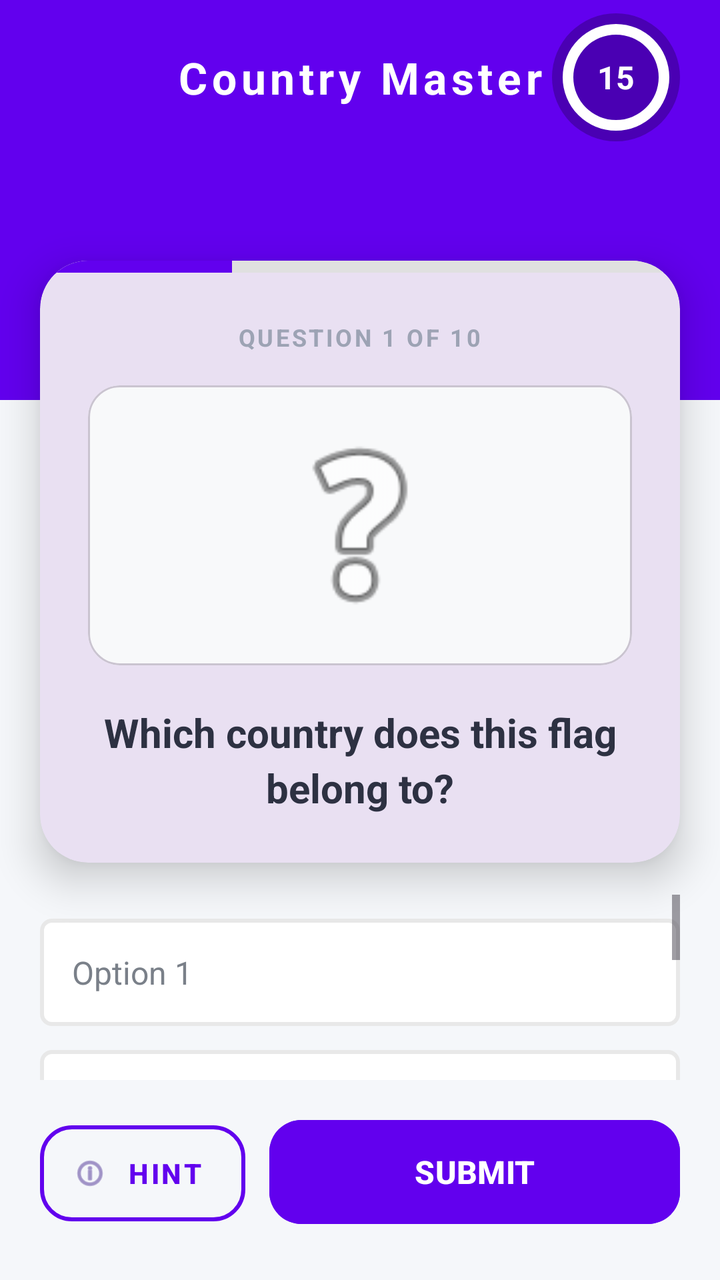
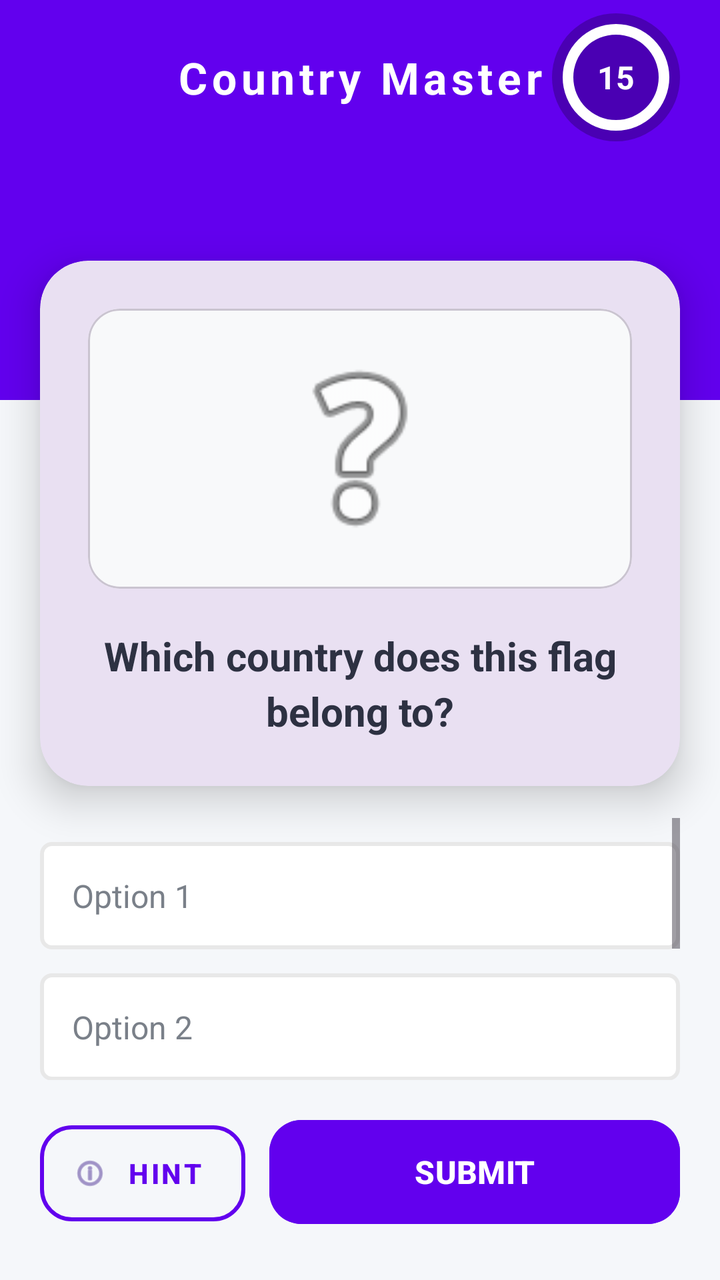

Two renders of the same Android screen: before a commit and after it. Below are the layout's source before the change and the commit's diff.
<!-- AndroidManifest.xml: application theme Theme.Quizzy -->
<!-- res/layout/activity_main.xml -->
<?xml version="1.0" encoding="utf-8"?>
<androidx.constraintlayout.widget.ConstraintLayout xmlns:android="http://schemas.android.com/apk/res/android"
    xmlns:app="http://schemas.android.com/apk/res-auto"
    xmlns:tools="http://schemas.android.com/tools"
    android:layout_width="match_parent"
    android:layout_height="match_parent"
    android:background="#F5F7FA"
    tools:context=".MainActivity">

    
    <View
        android:id="@+id/header_bg"
        android:layout_width="match_parent"
        android:layout_height="200dp"
        android:background="@color/purple_500"
        app:layout_constraintTop_toTopOf="parent" />

    <TextView
        android:id="@+id/tv_title"
        android:layout_width="wrap_content"
        android:layout_height="wrap_content"
        android:layout_marginTop="24dp"
        android:text="Country Master"
        android:textColor="@android:color/white"
        android:textSize="22sp"
        android:textStyle="bold"
        android:letterSpacing="0.1"
        app:layout_constraintEnd_toEndOf="parent"
        app:layout_constraintStart_toStartOf="parent"
        app:layout_constraintTop_toTopOf="parent" />

    
    <FrameLayout
        android:id="@+id/timer_container"
        android:layout_width="64dp"
        android:layout_height="64dp"
        android:layout_marginEnd="20dp"
        app:layout_constraintBottom_toBottomOf="@+id/tv_title"
        app:layout_constraintEnd_toEndOf="parent"
        app:layout_constraintTop_toTopOf="@+id/tv_title">

        <ProgressBar
            android:id="@+id/timer_progress"
            style="?android:attr/progressBarStyleHorizontal"
            android:layout_width="match_parent"
            android:layout_height="match_parent"
            android:background="@drawable/circle_shape"
            android:indeterminate="false"
            android:max="100"
            android:progress="100"
            android:progressDrawable="@drawable/circular_progress_bar" />

        <TextView
            android:id="@+id/tv_timer"
            android:layout_width="wrap_content"
            android:layout_height="wrap_content"
            android:layout_gravity="center"
            android:text="15"
            android:textColor="@android:color/white"
            android:textSize="16sp"
            android:textStyle="bold" />
    </FrameLayout>

    
    <com.google.android.material.card.MaterialCardView
        android:id="@+id/card_question"
        android:layout_width="match_parent"
        android:layout_height="wrap_content"
        android:layout_marginHorizontal="20dp"
        android:layout_marginTop="-70dp"
        app:cardCornerRadius="24dp"
        app:cardElevation="12dp"
        app:strokeWidth="0dp"
        app:layout_constraintTop_toBottomOf="@+id/header_bg">

        <LinearLayout
            android:layout_width="match_parent"
            android:layout_height="wrap_content"
            android:orientation="vertical">

            
            <ProgressBar
                android:id="@+id/progressBar"
                style="?android:attr/progressBarStyleHorizontal"
                android:layout_width="match_parent"
                android:layout_height="6dp"
                android:progressDrawable="@drawable/custom_progress_bar"
                android:progress="30" />

            <LinearLayout
                android:layout_width="match_parent"
                android:layout_height="wrap_content"
                android:gravity="center"
                android:orientation="vertical"
                android:padding="24dp">

                <TextView
                    android:id="@+id/tv_progress"
                    android:layout_width="wrap_content"
                    android:layout_height="wrap_content"
                    android:text="QUESTION 1 OF 10"
                    android:textColor="#9DA3B4"
                    android:textSize="12sp"
                    android:textStyle="bold"
                    android:letterSpacing="0.1" />

                <com.google.android.material.card.MaterialCardView
                    android:layout_width="match_parent"
                    android:layout_height="140dp"
                    android:layout_marginTop="16dp"
                    app:cardCornerRadius="16dp"
                    app:cardElevation="0dp"
                    app:cardBackgroundColor="#F8F9FA">
                    
                    <ImageView
                        android:id="@+id/iv_image"
                        android:layout_width="match_parent"
                        android:layout_height="match_parent"
                        android:padding="16dp"
                        android:scaleType="fitCenter"
                        app:srcCompat="@android:drawable/ic_menu_help" />
                </com.google.android.material.card.MaterialCardView>

                <TextView
                    android:id="@+id/tv_question"
                    android:layout_width="wrap_content"
                    android:layout_height="wrap_content"
                    android:layout_marginTop="20dp"
                    android:gravity="center"
                    android:text="Which country does this flag belong to?"
                    android:textColor="#2D3142"
                    android:textSize="20sp"
                    android:textStyle="bold"
                    android:lineSpacingExtra="4dp" />
            </LinearLayout>
        </LinearLayout>
    </com.google.android.material.card.MaterialCardView>

    
    <ScrollView
        android:layout_width="match_parent"
        android:layout_height="0dp"
        android:layout_marginHorizontal="20dp"
        android:layout_marginTop="16dp"
        android:layout_marginBottom="16dp"
        app:layout_constraintBottom_toTopOf="@+id/bottom_actions"
        app:layout_constraintTop_toBottomOf="@+id/card_question">

        <LinearLayout
            android:id="@+id/options_layout"
            android:layout_width="match_parent"
            android:layout_height="wrap_content"
            android:orientation="vertical">

            <TextView
                android:id="@+id/tv_option_one"
                style="@style/OptionTextStyle"
                android:text="Option 1" />

            <TextView
                android:id="@+id/tv_option_two"
                style="@style/OptionTextStyle"
                android:text="Option 2" />

            <TextView
                android:id="@+id/tv_option_three"
                style="@style/OptionTextStyle"
                android:text="Option 3" />

            <TextView
                android:id="@+id/tv_option_four"
                style="@style/OptionTextStyle"
                android:text="Option 4" />
        </LinearLayout>
    </ScrollView>

    
    <LinearLayout
        android:id="@+id/bottom_actions"
        android:layout_width="match_parent"
        android:layout_height="wrap_content"
        android:layout_marginBottom="24dp"
        android:orientation="horizontal"
        android:paddingHorizontal="20dp"
        app:layout_constraintBottom_toBottomOf="parent">

        <com.google.android.material.button.MaterialButton
            android:id="@+id/btn_hint"
            style="@style/Widget.MaterialComponents.Button.OutlinedButton"
            android:layout_width="0dp"
            android:layout_height="60dp"
            android:layout_marginEnd="12dp"
            android:layout_weight="1"
            android:text="HINT"
            android:textColor="@color/purple_500"
            android:textStyle="bold"
            app:cornerRadius="16dp"
            app:strokeColor="@color/purple_500"
            app:strokeWidth="2dp"
            app:icon="@android:drawable/ic_menu_info_details" />

        <com.google.android.material.button.MaterialButton
            android:id="@+id/btn_submit"
            android:layout_width="0dp"
            android:layout_height="60dp"
            android:layout_weight="2"
            android:backgroundTint="@color/purple_500"
            android:text="SUBMIT"
            android:textColor="@android:color/white"
            android:textSize="16sp"
            android:textStyle="bold"
            app:cornerRadius="16dp"
            app:elevation="4dp" />
    </LinearLayout>

</androidx.constraintlayout.widget.ConstraintLayout>
<!-- resources referenced by this layout -->
<resources>
  <color name="purple_500">#FF6200EE</color>
  <!-- drawable circle_shape (drawable) -->
  <?xml version="1.0" encoding="utf-8"?>
  <shape xmlns:android="http://schemas.android.com/apk/res/android"
      android:shape="oval">
      <solid android:color="#40000000" />
  </shape>
  <!-- drawable circular_progress_bar (drawable) -->
  <?xml version="1.0" encoding="utf-8"?>
  <layer-list xmlns:android="http://schemas.android.com/apk/res/android">
      <item android:id="@android:id/secondaryProgress">
          <shape
              android:innerRadiusRatio="3"
              android:shape="ring"
              android:thicknessRatio="12.0"
              android:useLevel="true">
              <solid android:color="#40FFFFFF" />
          </shape>
      </item>
      <item android:id="@android:id/progress">
          <rotate
              android:fromDegrees="270"
              android:pivotX="50%"
              android:pivotY="50%"
              android:toDegrees="270">
              <shape
                  android:innerRadiusRatio="3"
                  android:shape="ring"
                  android:thicknessRatio="12.0"
                  android:useLevel="true">
                  <solid android:color="@android:color/white" />
              </shape>
          </rotate>
      </item>
  </layer-list>
  <!-- drawable custom_progress_bar (drawable) -->
  <?xml version="1.0" encoding="utf-8"?>
  <layer-list xmlns:android="http://schemas.android.com/apk/res/android">
      <item android:id="@android:id/background">
          <shape>
              <corners android:radius="10dp" />
              <solid android:color="#E0E0E0" />
          </shape>
      </item>
      <item android:id="@android:id/progress">
          <clip>
              <shape>
                  <corners android:radius="10dp" />
                  <solid android:color="@color/purple_500" />
              </shape>
          </clip>
      </item>
  </layer-list>
  <style name="OptionTextStyle">
          <item name="android:layout_width">match_parent</item>
          <item name="android:layout_height">wrap_content</item>
          <item name="android:layout_marginTop">12dp</item>
          <item name="android:background">@drawable/default_option_border_bg</item>
          <item name="android:gravity">center_vertical</item>
          <item name="android:padding">16dp</item>
          <item name="android:textColor">#7A8089</item>
          <item name="android:textSize">16sp</item>
          <item name="android:clickable">true</item>
          <item name="android:focusable">true</item>
      </style>
  <style name="Theme.Quizzy" parent="Base.Theme.Quizzy" />
  <!-- drawable default_option_border_bg (drawable) -->
  <?xml version="1.0" encoding="utf-8"?>
  <shape xmlns:android="http://schemas.android.com/apk/res/android"
      android:shape="rectangle">
      <stroke
          android:width="2dp"
          android:color="#E8E8E8" />
      <solid android:color="@android:color/white" />
      <corners android:radius="5dp" />
  </shape>
  <style name="Base.Theme.Quizzy" parent="Theme.Material3.DayNight.NoActionBar">
          
          
      </style>
</resources>

<!-- the commit's change to res/layout/activity_main.xml (unified diff, before → after) -->
@@ -76,63 +76,37 @@
         <LinearLayout
             android:layout_width="match_parent"
             android:layout_height="wrap_content"
-            android:orientation="vertical">
+            android:gravity="center"
+            android:orientation="vertical"
+            android:padding="24dp">
 
-            
-            <ProgressBar
-                android:id="@+id/progressBar"
-                style="?android:attr/progressBarStyleHorizontal"
+            <com.google.android.material.card.MaterialCardView
                 android:layout_width="match_parent"
-                android:layout_height="6dp"
-                android:progressDrawable="@drawable/custom_progress_bar"
-                android:progress="30" />
+                android:layout_height="140dp"
+                app:cardCornerRadius="16dp"
+                app:cardElevation="0dp"
+                app:cardBackgroundColor="#F8F9FA">
+                
+                <ImageView
+                    android:id="@+id/iv_image"
+                    android:layout_width="match_parent"
+                    android:layout_height="match_parent"
+                    android:padding="16dp"
+                    android:scaleType="fitCenter"
+                    app:srcCompat="@android:drawable/ic_menu_help" />
+            </com.google.android.material.card.MaterialCardView>
 
-            <LinearLayout
-                android:layout_width="match_parent"
+            <TextView
+                android:id="@+id/tv_question"
+                android:layout_width="wrap_content"
                 android:layout_height="wrap_content"
+                android:layout_marginTop="20dp"
                 android:gravity="center"
-                android:orientation="vertical"
-                android:padding="24dp">
-
-                <TextView
-                    android:id="@+id/tv_progress"
-                    android:layout_width="wrap_content"
-                    android:layout_height="wrap_content"
-                    android:text="QUESTION 1 OF 10"
-                    android:textColor="#9DA3B4"
-                    android:textSize="12sp"
-                    android:textStyle="bold"
-                    android:letterSpacing="0.1" />
-
-                <com.google.android.material.card.MaterialCardView
-                    android:layout_width="match_parent"
-                    android:layout_height="140dp"
-                    android:layout_marginTop="16dp"
-                    app:cardCornerRadius="16dp"
-                    app:cardElevation="0dp"
-                    app:cardBackgroundColor="#F8F9FA">
-                    
-                    <ImageView
-                        android:id="@+id/iv_image"
-                        android:layout_width="match_parent"
-                        android:layout_height="match_parent"
-                        android:padding="16dp"
-                        android:scaleType="fitCenter"
-                        app:srcCompat="@android:drawable/ic_menu_help" />
-                </com.google.android.material.card.MaterialCardView>
-
-                <TextView
-                    android:id="@+id/tv_question"
-                    android:layout_width="wrap_content"
-                    android:layout_height="wrap_content"
-                    android:layout_marginTop="20dp"
-                    android:gravity="center"
-                    android:text="Which country does this flag belong to?"
-                    android:textColor="#2D3142"
-                    android:textSize="20sp"
-                    android:textStyle="bold"
-                    android:lineSpacingExtra="4dp" />
-            </LinearLayout>
+                android:text="Which country does this flag belong to?"
+                android:textColor="#2D3142"
+                android:textSize="20sp"
+                android:textStyle="bold"
+                android:lineSpacingExtra="4dp" />
         </LinearLayout>
     </com.google.android.material.card.MaterialCardView>
 
<!-- resource entries referenced after the edit -->
@@ -35,24 +35,6 @@
           </rotate>
       </item>
   </layer-list>
-  <!-- drawable custom_progress_bar (drawable) -->
-  <?xml version="1.0" encoding="utf-8"?>
-  <layer-list xmlns:android="http://schemas.android.com/apk/res/android">
-      <item android:id="@android:id/background">
-          <shape>
-              <corners android:radius="10dp" />
-              <solid android:color="#E0E0E0" />
-          </shape>
-      </item>
-      <item android:id="@android:id/progress">
-          <clip>
-              <shape>
-                  <corners android:radius="10dp" />
-                  <solid android:color="@color/purple_500" />
-              </shape>
-          </clip>
-      </item>
-  </layer-list>
   <style name="OptionTextStyle">
           <item name="android:layout_width">match_parent</item>
           <item name="android:layout_height">wrap_content</item>
